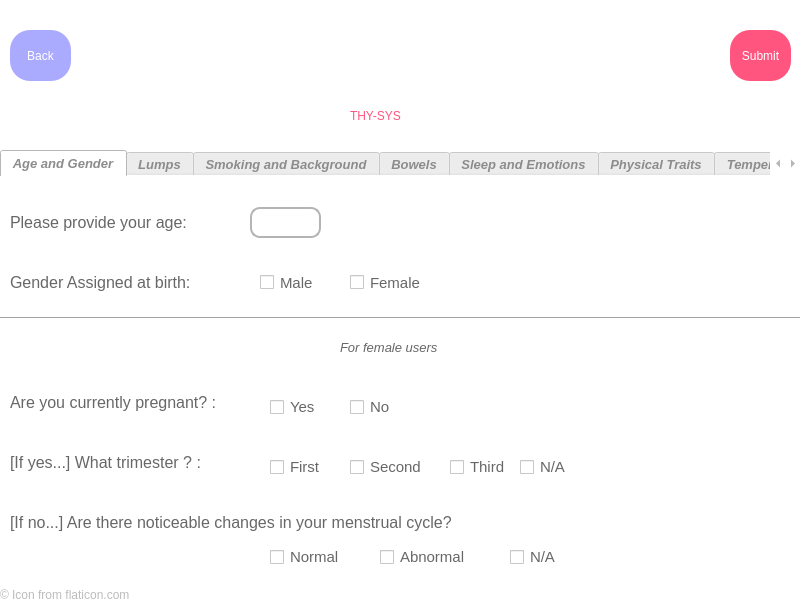
Before: the Qt Designer form thysys_assessmentPage.ui in EuphoriaForever/thysys, drawn with Qt 5.
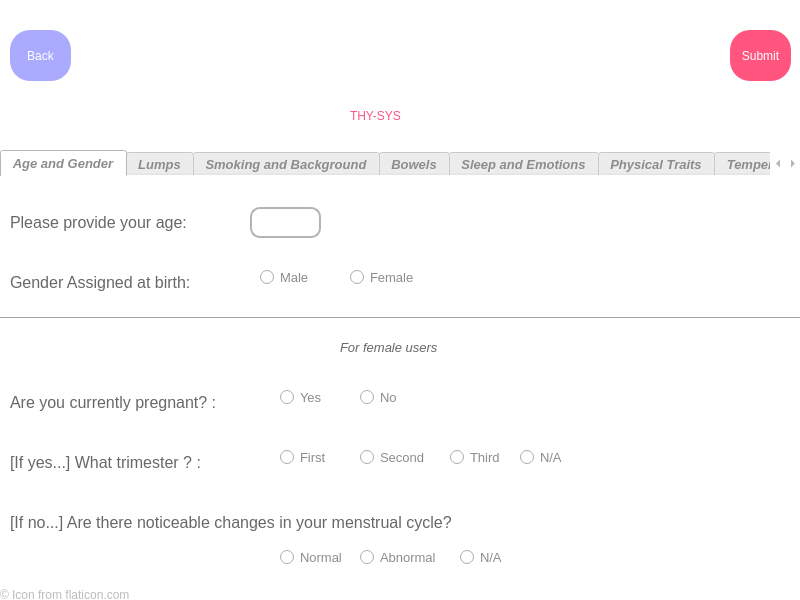
After: the same form once the commit is applied. Icons and pictures are not drawn.

Commit message: checkbox to radio button

```diff
--- a/thysys_assessmentPage.ui
+++ b/thysys_assessmentPage.ui
@@ -162,33 +162,6 @@
       <string>© Icon from flaticon.com</string>
      </property>
     </widget>
-    <widget class="QCheckBox" name="MalecheckBox">
-     <property name="geometry">
-      <rect>
-       <x>260</x>
-       <y>90</y>
-       <width>81</width>
-       <height>31</height>
-      </rect>
-     </property>
-     <property name="font">
-      <font>
-       <family>Arial</family>
-       <pointsize>11</pointsize>
-      </font>
-     </property>
-     <property name="styleSheet">
-      <string notr="true">color: rgb(103, 103, 103);
-
-</string>
-     </property>
-     <property name="text">
-      <string>Male</string>
-     </property>
-     <property name="tristate">
-      <bool>false</bool>
-     </property>
-    </widget>
     <widget class="QLabel" name="Question_3">
      <property name="geometry">
       <rect>
@@ -213,28 +186,6 @@
       <string>Gender Assigned at birth:</string>
      </property>
     </widget>
-    <widget class="QCheckBox" name="FemalecheckBox">
-     <property name="geometry">
-      <rect>
-       <x>350</x>
-       <y>90</y>
-       <width>91</width>
-       <height>31</height>
-      </rect>
-     </property>
-     <property name="font">
-      <font>
-       <family>Arial</family>
-       <pointsize>11</pointsize>
-      </font>
-     </property>
-     <property name="styleSheet">
-      <string notr="true">color: rgb(103, 103, 103);</string>
-     </property>
-     <property name="text">
-      <string>Female</string>
-     </property>
-    </widget>
     <widget class="QLabel" name="Question_4">
      <property name="geometry">
       <rect>
@@ -299,50 +250,6 @@
       <string>Are you currently pregnant? :</string>
      </property>
     </widget>
-    <widget class="QCheckBox" name="YesPregnant">
-     <property name="geometry">
-      <rect>
-       <x>270</x>
-       <y>220</y>
-       <width>61</width>
-       <height>20</height>
-      </rect>
-     </property>
-     <property name="font">
-      <font>
-       <family>Arial</family>
-       <pointsize>11</pointsize>
-      </font>
-     </property>
-     <property name="styleSheet">
-      <string notr="true">color: rgb(103, 103, 103);</string>
-     </property>
-     <property name="text">
-      <string>Yes</string>
-     </property>
-    </widget>
-    <widget class="QCheckBox" name="NoPregnant">
-     <property name="geometry">
-      <rect>
-       <x>350</x>
-       <y>220</y>
-       <width>61</width>
-       <height>20</height>
-      </rect>
-     </property>
-     <property name="font">
-      <font>
-       <family>Arial</family>
-       <pointsize>11</pointsize>
-      </font>
-     </property>
-     <property name="styleSheet">
-      <string notr="true">color: rgb(103, 103, 103);</string>
-     </property>
-     <property name="text">
-      <string>No</string>
-     </property>
-    </widget>
     <widget class="QLabel" name="Question_6">
      <property name="geometry">
       <rect>
@@ -367,72 +274,6 @@
       <string>[If yes...] What trimester ? :</string>
      </property>
     </widget>
-    <widget class="QCheckBox" name="FirstTri">
-     <property name="geometry">
-      <rect>
-       <x>270</x>
-       <y>280</y>
-       <width>61</width>
-       <height>20</height>
-      </rect>
-     </property>
-     <property name="font">
-      <font>
-       <family>Arial</family>
-       <pointsize>11</pointsize>
-      </font>
-     </property>
-     <property name="styleSheet">
-      <string notr="true">color: rgb(103, 103, 103);</string>
-     </property>
-     <property name="text">
-      <string>First</string>
-     </property>
-    </widget>
-    <widget class="QCheckBox" name="SecondTri">
-     <property name="geometry">
-      <rect>
-       <x>350</x>
-       <y>280</y>
-       <width>91</width>
-       <height>20</height>
-      </rect>
-     </property>
-     <property name="font">
-      <font>
-       <family>Arial</family>
-       <pointsize>11</pointsize>
-      </font>
-     </property>
-     <property name="styleSheet">
-      <string notr="true">color: rgb(103, 103, 103);</string>
-     </property>
-     <property name="text">
-      <string>Second</string>
-     </property>
-    </widget>
-    <widget class="QCheckBox" name="ThirdTri">
-     <property name="geometry">
-      <rect>
-       <x>450</x>
-       <y>280</y>
-       <width>91</width>
-       <height>20</height>
-      </rect>
-     </property>
-     <property name="font">
-      <font>
-       <family>Arial</family>
-       <pointsize>11</pointsize>
-      </font>
-     </property>
-     <property name="styleSheet">
-      <string notr="true">color: rgb(103, 103, 103);</string>
-     </property>
-     <property name="text">
-      <string>Third</string>
-     </property>
-    </widget>
     <widget class="QLabel" name="Question_7">
      <property name="geometry">
       <rect>
@@ -457,94 +298,6 @@
       <string>[If no...] Are there noticeable changes in your menstrual cycle?</string>
      </property>
     </widget>
-    <widget class="QCheckBox" name="NormalMens">
-     <property name="geometry">
-      <rect>
-       <x>270</x>
-       <y>370</y>
-       <width>81</width>
-       <height>20</height>
-      </rect>
-     </property>
-     <property name="font">
-      <font>
-       <family>Arial</family>
-       <pointsize>11</pointsize>
-      </font>
-     </property>
-     <property name="styleSheet">
-      <string notr="true">color: rgb(103, 103, 103);</string>
-     </property>
-     <property name="text">
-      <string>Normal</string>
-     </property>
-    </widget>
-    <widget class="QCheckBox" name="AbMens">
-     <property name="geometry">
-      <rect>
-       <x>380</x>
-       <y>370</y>
-       <width>111</width>
-       <height>20</height>
-      </rect>
-     </property>
-     <property name="font">
-      <font>
-       <family>Arial</family>
-       <pointsize>11</pointsize>
-      </font>
-     </property>
-     <property name="styleSheet">
-      <string notr="true">color: rgb(103, 103, 103);</string>
-     </property>
-     <property name="text">
-      <string>Abnormal</string>
-     </property>
-    </widget>
-    <widget class="QCheckBox" name="NAMens">
-     <property name="geometry">
-      <rect>
-       <x>510</x>
-       <y>370</y>
-       <width>91</width>
-       <height>20</height>
-      </rect>
-     </property>
-     <property name="font">
-      <font>
-       <family>Arial</family>
-       <pointsize>11</pointsize>
-      </font>
-     </property>
-     <property name="styleSheet">
-      <string notr="true">color: rgb(103, 103, 103);</string>
-     </property>
-     <property name="text">
-      <string>N/A</string>
-     </property>
-    </widget>
-    <widget class="QCheckBox" name="NATri">
-     <property name="geometry">
-      <rect>
-       <x>520</x>
-       <y>280</y>
-       <width>91</width>
-       <height>20</height>
-      </rect>
-     </property>
-     <property name="font">
-      <font>
-       <family>Arial</family>
-       <pointsize>11</pointsize>
-      </font>
-     </property>
-     <property name="styleSheet">
-      <string notr="true">color: rgb(103, 103, 103);</string>
-     </property>
-     <property name="text">
-      <string>N/A</string>
-     </property>
-    </widget>
     <widget class="Line" name="line">
      <property name="geometry">
       <rect>
@@ -561,6 +314,244 @@
       <enum>Qt::Horizontal</enum>
      </property>
     </widget>
+    <widget class="QWidget" name="widget" native="true">
+     <property name="geometry">
+      <rect>
+       <x>250</x>
+       <y>70</y>
+       <width>191</width>
+       <height>61</height>
+      </rect>
+     </property>
+     <widget class="QRadioButton" name="FemalecheckBox">
+      <property name="geometry">
+       <rect>
+        <x>100</x>
+        <y>20</y>
+        <width>81</width>
+        <height>20</height>
+       </rect>
+      </property>
+      <property name="font">
+       <font>
+        <pointsize>10</pointsize>
+       </font>
+      </property>
+      <property name="text">
+       <string>Female</string>
+      </property>
+     </widget>
+     <widget class="QRadioButton" name="MalecheckBox">
+      <property name="geometry">
+       <rect>
+        <x>10</x>
+        <y>20</y>
+        <width>71</width>
+        <height>20</height>
+       </rect>
+      </property>
+      <property name="font">
+       <font>
+        <pointsize>10</pointsize>
+       </font>
+      </property>
+      <property name="text">
+       <string>Male</string>
+      </property>
+     </widget>
+    </widget>
+    <widget class="QWidget" name="widget_2" native="true">
+     <property name="geometry">
+      <rect>
+       <x>270</x>
+       <y>190</y>
+       <width>141</width>
+       <height>61</height>
+      </rect>
+     </property>
+     <widget class="QRadioButton" name="YesPregnant">
+      <property name="geometry">
+       <rect>
+        <x>10</x>
+        <y>20</y>
+        <width>95</width>
+        <height>20</height>
+       </rect>
+      </property>
+      <property name="font">
+       <font>
+        <pointsize>10</pointsize>
+       </font>
+      </property>
+      <property name="text">
+       <string>Yes</string>
+      </property>
+     </widget>
+     <widget class="QRadioButton" name="NoPregnant">
+      <property name="geometry">
+       <rect>
+        <x>90</x>
+        <y>20</y>
+        <width>51</width>
+        <height>20</height>
+       </rect>
+      </property>
+      <property name="font">
+       <font>
+        <pointsize>10</pointsize>
+       </font>
+      </property>
+      <property name="text">
+       <string>No</string>
+      </property>
+     </widget>
+    </widget>
+    <widget class="QWidget" name="widget_3" native="true">
+     <property name="geometry">
+      <rect>
+       <x>270</x>
+       <y>250</y>
+       <width>321</width>
+       <height>51</height>
+      </rect>
+     </property>
+     <widget class="QRadioButton" name="FirstTri">
+      <property name="geometry">
+       <rect>
+        <x>10</x>
+        <y>20</y>
+        <width>81</width>
+        <height>20</height>
+       </rect>
+      </property>
+      <property name="font">
+       <font>
+        <pointsize>10</pointsize>
+       </font>
+      </property>
+      <property name="text">
+       <string>First</string>
+      </property>
+     </widget>
+     <widget class="QRadioButton" name="SecondTri">
+      <property name="geometry">
+       <rect>
+        <x>90</x>
+        <y>20</y>
+        <width>81</width>
+        <height>20</height>
+       </rect>
+      </property>
+      <property name="font">
+       <font>
+        <pointsize>10</pointsize>
+       </font>
+      </property>
+      <property name="text">
+       <string>Second</string>
+      </property>
+     </widget>
+     <widget class="QRadioButton" name="ThirdTri">
+      <property name="geometry">
+       <rect>
+        <x>180</x>
+        <y>20</y>
+        <width>71</width>
+        <height>20</height>
+       </rect>
+      </property>
+      <property name="font">
+       <font>
+        <pointsize>10</pointsize>
+       </font>
+      </property>
+      <property name="text">
+       <string>Third</string>
+      </property>
+     </widget>
+     <widget class="QRadioButton" name="NATri">
+      <property name="geometry">
+       <rect>
+        <x>250</x>
+        <y>20</y>
+        <width>61</width>
+        <height>20</height>
+       </rect>
+      </property>
+      <property name="font">
+       <font>
+        <pointsize>10</pointsize>
+       </font>
+      </property>
+      <property name="text">
+       <string>N/A</string>
+      </property>
+     </widget>
+    </widget>
+    <widget class="QWidget" name="widget_4" native="true">
+     <property name="geometry">
+      <rect>
+       <x>270</x>
+       <y>360</y>
+       <width>341</width>
+       <height>41</height>
+      </rect>
+     </property>
+     <widget class="QRadioButton" name="NormalMens">
+      <property name="geometry">
+       <rect>
+        <x>10</x>
+        <y>10</y>
+        <width>91</width>
+        <height>20</height>
+       </rect>
+      </property>
+      <property name="font">
+       <font>
+        <pointsize>10</pointsize>
+       </font>
+      </property>
+      <property name="text">
+       <string>Normal</string>
+      </property>
+     </widget>
+     <widget class="QRadioButton" name="AbMens">
+      <property name="geometry">
+       <rect>
+        <x>90</x>
+        <y>10</y>
+        <width>95</width>
+        <height>20</height>
+       </rect>
+      </property>
+      <property name="font">
+       <font>
+        <pointsize>10</pointsize>
+       </font>
+      </property>
+      <property name="text">
+       <string>Abnormal</string>
+      </property>
+     </widget>
+     <widget class="QRadioButton" name="NAMens">
+      <property name="geometry">
+       <rect>
+        <x>190</x>
+        <y>10</y>
+        <width>95</width>
+        <height>20</height>
+       </rect>
+      </property>
+      <property name="font">
+       <font>
+        <pointsize>10</pointsize>
+       </font>
+      </property>
+      <property name="text">
+       <string>N/A</string>
+      </property>
+     </widget>
+    </widget>
    </widget>
    <widget class="QWidget" name="q2">
     <attribute name="title">
```
Left out of the diff: 1338 changed lines with no effect on the pictures. The commit also changes 5 other files.
